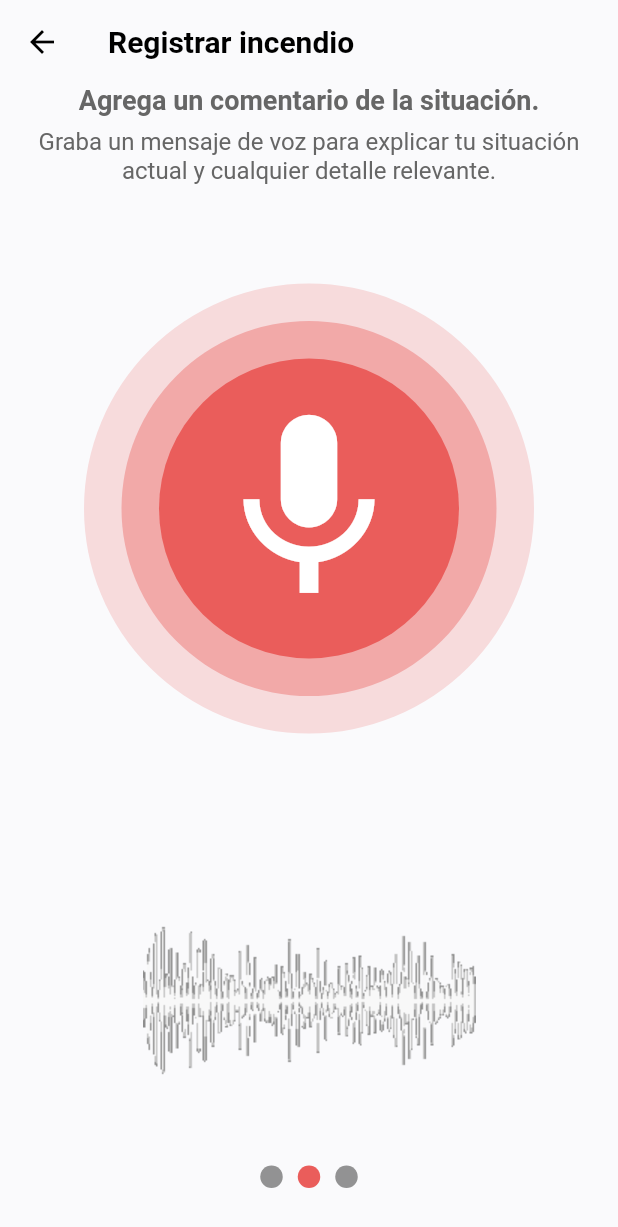
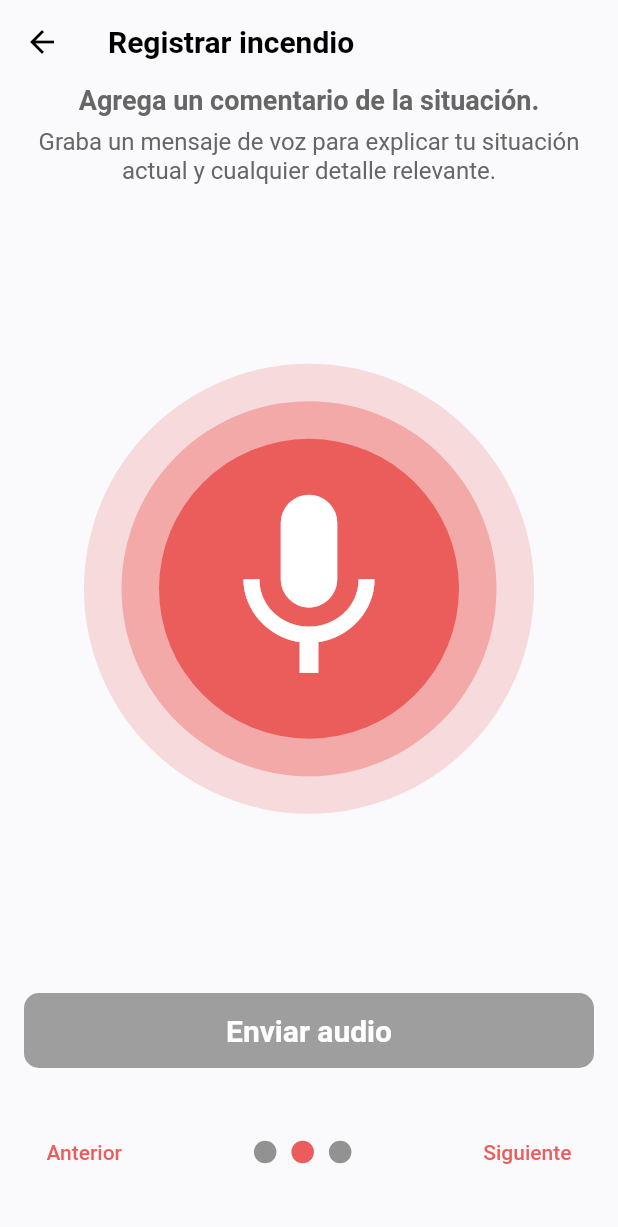
Before and after one commit to JosueLemus/bomberos_ya, a Flutter app: the SimpleReportScreen screen opened by its route, swiped to page 2, on a phone screen of 412 x 824 dp. Shown: the top 1227 px of the screen. Run offline on Flutter 3.47's test engine with Material 2 defaults, Android fonts, the light colour scheme and no system bars; our stand-ins replace audioplayers, connectivity_plus, device_info_plus, firebase_core, firebase_database, flutter_local_notifications and 4 more; missing offline and left inert: flutter_background_service, flutter_background_service_android, record; accounts and stored records are empty; network calls fail; statements that could not run were skipped.

Commit message:
add logic to provider

```diff
--- a/lib/config/theme/light_theme.dart
+++ b/lib/config/theme/light_theme.dart
@@ -7,14 +7,10 @@
     primaryColor: AppColors.primaryBackground,
     scaffoldBackgroundColor: AppColors.primaryBackground,
     elevatedButtonTheme: ElevatedButtonThemeData(
-        style: ButtonStyle(
-            backgroundColor: MaterialStateColor.resolveWith(
-                (states) => AppColors.primaryColor)),),
-                textButtonTheme: TextButtonThemeData(
-                  style: ButtonStyle(
-                    textStyle: MaterialStateProperty.resolveWith((states) => TextStyle(color: Colors.green))
-                  )
-                ),
+      style: ButtonStyle(
+          backgroundColor: MaterialStateColor.resolveWith(
+              (states) => AppColors.primaryColor)),
+    ),
     appBarTheme: const AppBarTheme(
       elevation: 0,
       backgroundColor: AppColors.primaryBackground,
@@ -25,5 +21,20 @@
         fontWeight: FontWeight.bold,
       ),
     ),
+    textButtonTheme: TextButtonThemeData(
+      style: ButtonStyle(
+        foregroundColor: MaterialStateColor.resolveWith(
+          (states) {
+            if (states.contains(MaterialState.disabled)) {
+              return Colors.grey;
+            }
+            return AppColors.primaryColor;
+          },
+        ),
+        overlayColor: MaterialStateColor.resolveWith(
+          (states) => Colors.transparent,
+        ),
+      ),
+    ),
   );
 }
--- a/lib/presentation/screens/home_screen.dart
+++ b/lib/presentation/screens/home_screen.dart
@@ -36,9 +36,7 @@
             Navigator.push(
               context,
               MaterialPageRoute(
-                  builder: (context) => const SimpleReportScreen(
-                        initialPage: 1,
-                      )),
+                  builder: (context) => const SimpleReportScreen()),
             );
           });
     }
--- a/lib/presentation/screens/wizard_report/comment_screen.dart
+++ b/lib/presentation/screens/wizard_report/comment_screen.dart
@@ -1,6 +1,7 @@
 import 'package:audioplayers/audioplayers.dart';
 import 'package:bomberos_ya/config/theme/text_styles.dart';
 import 'package:bomberos_ya/presentation/providers/simple_report_provider.dart';
+import 'package:bomberos_ya/presentation/widgets/app_button.dart';
 import 'package:bomberos_ya/presentation/widgets/microphone_button.dart';
 import 'package:flutter/material.dart';
 import 'package:flutter_riverpod/flutter_riverpod.dart';
@@ -8,8 +9,7 @@
 import '../../widgets/custom_record_button.dart';
 
 class CommentsScreen extends ConsumerStatefulWidget {
-  final Function goToNextPage;
-  const CommentsScreen({super.key, required this.goToNextPage});
+  const CommentsScreen({super.key});
 
   @override
   ConsumerState<CommentsScreen> createState() => _CommentsScreenState();
@@ -107,25 +107,14 @@
           if (!isRecorindg && (provider.audioPath?.isNotEmpty ?? false))
             CustomRecordButton(
                 icon: Icons.play_arrow_rounded, onTap: playRecording),
-          // Padding(
-          //   padding: const EdgeInsets.only(bottom: 32),
-          //   child: Column(
-          //     children: [
-          //       ElevatedButton(
-          //         onPressed: () => widget.goToNextPage(),
-          //         style: (provider.audioPath != null || !isRecorindg)
-          //             ? null
-          //             : ElevatedButton.styleFrom(
-          //                 foregroundColor: Colors.grey,
-          //                 backgroundColor: Colors.grey,
-          //                 textStyle: const TextStyle(color: Colors.white)),
-          //         child: const Text('Enviar audio',
-          //             style: TextStyles.filledButtonTextStyle),
-          //       )
-          //     ],
-          //   ),
-          // ),
-          SizedBox(child: Image.asset("assets/frequency_image.gif"))
+          AppButton(
+            onPressed: (provider.audioPath == null || isRecorindg)
+                ? null
+                : provider.goToNextPage,
+            text: "Enviar audio",
+            padding: const EdgeInsets.only(bottom: 32),
+          )
+          // Image.asset("assets/frequency_image.gif")
         ],
       ),
     );
--- a/lib/presentation/screens/wizard_report/simple_report_screen.dart
+++ b/lib/presentation/screens/wizard_report/simple_report_screen.dart
@@ -1,4 +1,5 @@
 import 'package:bomberos_ya/config/theme/app_colors.dart';
+import 'package:bomberos_ya/config/theme/text_styles.dart';
 import 'package:bomberos_ya/presentation/providers/simple_report_provider.dart';
 import 'package:bomberos_ya/presentation/screens/wizard_report/add_images_screen.dart';
 import 'package:bomberos_ya/presentation/screens/wizard_report/type_of_fire.dart';
@@ -8,8 +9,7 @@
 import 'comment_screen.dart';
 
 class SimpleReportScreen extends ConsumerStatefulWidget {
-  final int initialPage;
-  const SimpleReportScreen({super.key, this.initialPage = 0});
+  const SimpleReportScreen({super.key});
 
   @override
   SimpleReportScreenState createState() => SimpleReportScreenState();
@@ -17,19 +17,11 @@
 
 class SimpleReportScreenState extends ConsumerState<SimpleReportScreen> {
   final PageController _pageController = PageController(initialPage: 0);
-  int _currentPage = 0;
-  final int _totalPages = 3;
+  int currentPage = 0;
   @override
   void initState() {
+    // TODO: implement initState
     super.initState();
-    Future.delayed(const Duration(milliseconds: 100), () {
-      if (_currentPage != widget.initialPage) {
-        setState(() {
-          _currentPage = widget.initialPage;
-        });
-        _pageController.jumpToPage(widget.initialPage);
-      }
-    });
   }
 
   void nextPage() {
@@ -45,10 +37,15 @@
       curve: Curves.ease,
     );
   }
+  // void
 
   @override
   Widget build(BuildContext context) {
     final provider = ref.watch(simpleReportProvider);
+    if (mounted && currentPage != provider.currentPage) {
+      _pageController.jumpToPage(provider.currentPage);
+      currentPage = provider.currentPage;
+    }
     return Stack(
       children: [
         Scaffold(
@@ -60,35 +57,47 @@
               Expanded(
                 child: PageView(
                   controller: _pageController,
-                  onPageChanged: (int page) {
-                    setState(() {
-                      _currentPage = page;
-                    });
-                  },
-                  children: [
-                    TypeOfFire(goToNextPage: nextPage),
-                    CommentsScreen(goToNextPage: nextPage),
-                    const AddImagesScreen()
+                  // physics: const NeverScrollableScrollPhysics(),
+                  onPageChanged: provider.setPage,
+                  children: const [
+                    TypeOfFire(),
+                    CommentsScreen(),
+                    AddImagesScreen()
                   ],
                 ),
               ),
               Padding(
-                padding: const EdgeInsets.only(bottom: 32),
+                padding: const EdgeInsets.only(bottom: 32, left: 23, right: 23),
                 child: Row(
+                  mainAxisAlignment: MainAxisAlignment.spaceBetween,
+                  children: [
+                    TextButton(
+                        onPressed: provider.currentPage == 0
+                            ? null
+                            : provider.goToPreviousPage,
+                        child: const Text("Anterior")),
+                    Row(
                       mainAxisAlignment: MainAxisAlignment.center,
-                  children: List.generate(_totalPages, (index) {
+                      children: List.generate(3, (index) {
                         return Container(
                           width: 15.0,
                           height: 15.0,
                           margin: const EdgeInsets.symmetric(horizontal: 5.0),
                           decoration: BoxDecoration(
                             shape: BoxShape.circle,
-                        color: _currentPage == index
+                            color: provider.currentPage == index
                                 ? AppColors.primaryColor
                                 : AppColors.secondaryText.withOpacity(0.7),
                           ),
                         );
                       }),
+                    ),
+                    TextButton(
+                        onPressed: provider.currentPage == 2
+                            ? null
+                            : provider.goToNextPage,
+                        child: const Text("Siguiente")),
+                  ],
                 ),
               ),
             ],
--- a/lib/presentation/screens/wizard_report/type_of_fire.dart
+++ b/lib/presentation/screens/wizard_report/type_of_fire.dart
@@ -6,8 +6,7 @@
 import 'package:flutter_riverpod/flutter_riverpod.dart';
 
 class TypeOfFire extends ConsumerWidget {
-  final Function goToNextPage;
-  const TypeOfFire({super.key, required this.goToNextPage});
+  const TypeOfFire({super.key});
 
   @override
   Widget build(BuildContext context, ref) {
@@ -52,7 +51,7 @@
                           onTap: () {
                             final selectedType = provider.fireTypes[index];
                             provider.updateSelectedType(selectedType);
-                            goToNextPage();
+                            // provider.goToNextPage();
                           });
                     },
                   ),
--- a/lib/presentation/widgets/app_button.dart
+++ b/lib/presentation/widgets/app_button.dart
@@ -1,3 +1,4 @@
+import 'package:bomberos_ya/config/theme/app_colors.dart';
 import 'package:bomberos_ya/config/theme/text_styles.dart';
 import 'package:flutter/material.dart';
 
@@ -15,19 +16,24 @@
   Widget build(BuildContext context) {
     return Padding(
       padding: padding,
-      child: SizedBox(
-        height: 50,
-        width: double.infinity,
-        child: ElevatedButton(
-          onPressed: onPressed,
-          style: onPressed == null
-              ? ElevatedButton.styleFrom(
-                  foregroundColor: Colors.grey,
-                  backgroundColor: Colors.grey,
-                  textStyle: const TextStyle(color: Colors.white))
-              : null,
-          child: Text(text, style: TextStyles.filledButtonTextStyle),
-        ),
+      child: InkWell(
+        onTap: onPressed,
+        child: Container(
+            height: 50,
+            decoration: BoxDecoration(
+                color: onPressed == null ? Colors.grey : AppColors.primaryColor,
+                borderRadius: BorderRadius.circular(10),
+                boxShadow: onPressed == null
+                    ? []
+                    : const [
+                        BoxShadow(
+                            color: Colors.grey,
+                            blurRadius: 10,
+                            offset: Offset(0, 3))
+                      ]),
+            width: double.infinity,
+            child: Center(
+                child: Text(text, style: TextStyles.filledButtonTextStyle))),
       ),
     );
   }
```
Also changed, not shown: lib/presentation/providers/simple_report_provider.dart (+32 -0 lines). Lines whose indentation alone changed are shown as unchanged.
